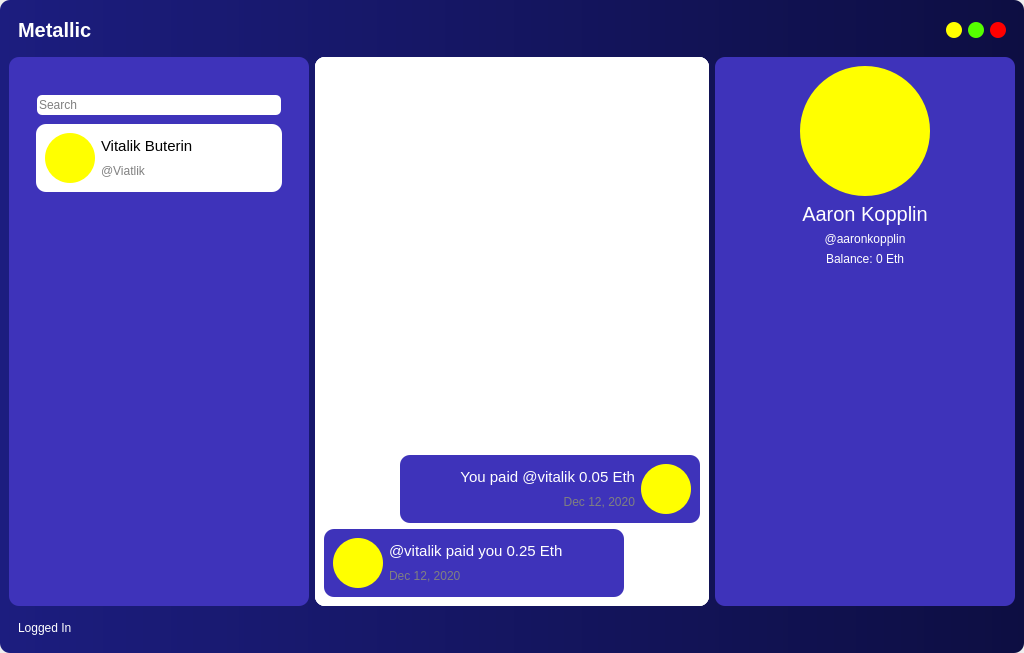
First picture: the form in gui.ui, repository aaronkopplin/Metallic-Desktop, before the edit.
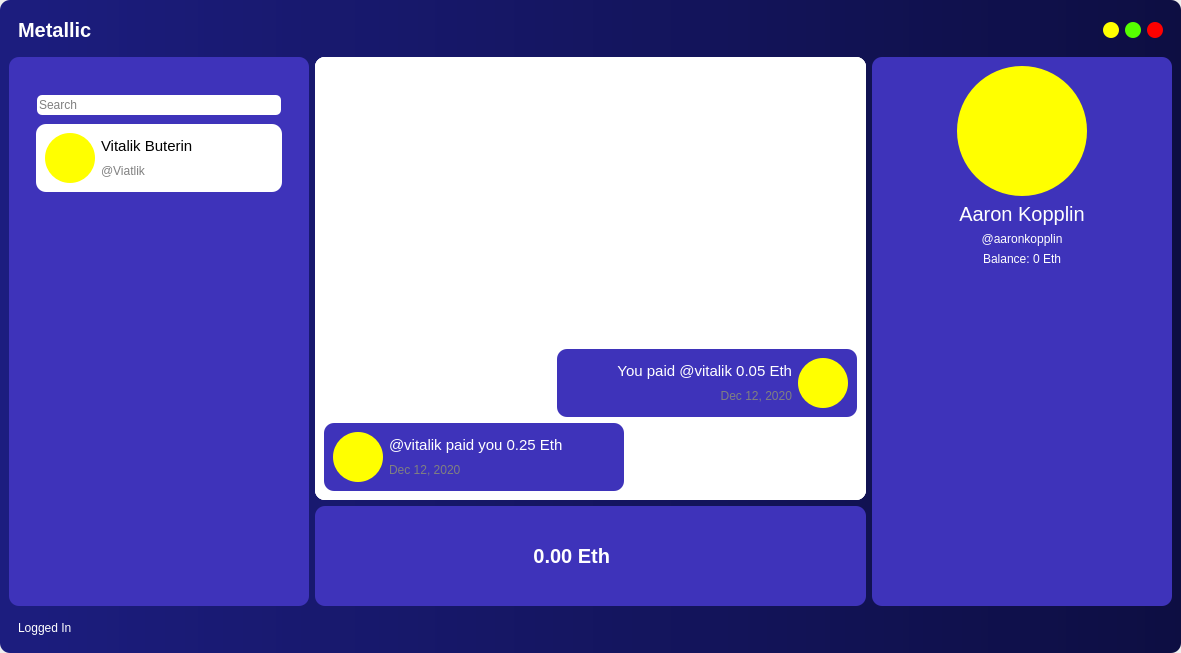
Second picture: the form after the edit. Icons and pictures are not drawn.

Commit message: adding payment window

Diff of the .ui file:
```diff
--- a/gui.ui
+++ b/gui.ui
@@ -6,10 +6,16 @@
    <rect>
     <x>0</x>
     <y>0</y>
-    <width>1024</width>
+    <width>1181</width>
     <height>653</height>
    </rect>
   </property>
+  <property name="minimumSize">
+   <size>
+    <width>0</width>
+    <height>100</height>
+   </size>
+  </property>
   <property name="windowTitle">
    <string>MainWindow</string>
   </property>
@@ -330,7 +336,7 @@
                 <number>0</number>
                </property>
                <item>
-                <widget class="QPushButton" name="pushButton_2">
+                <widget class="QPushButton" name="friends_button">
                  <property name="text">
                   <string/>
                  </property>
@@ -341,7 +347,7 @@
                 </widget>
                </item>
                <item>
-                <widget class="QPushButton" name="pushButton">
+                <widget class="QPushButton" name="globe_button">
                  <property name="text">
                   <string/>
                  </property>
@@ -600,6 +606,36 @@
           </widget>
          </item>
          <item>
+          <widget class="QFrame" name="frame_3">
+           <property name="minimumSize">
+            <size>
+             <width>30</width>
+             <height>0</height>
+            </size>
+           </property>
+           <property name="styleSheet">
+            <string notr="true">border-radius: 10px;</string>
+           </property>
+           <property name="frameShape">
+            <enum>QFrame::StyledPanel</enum>
+           </property>
+           <property name="frameShadow">
+            <enum>QFrame::Raised</enum>
+           </property>
+           <layout class="QVBoxLayout" name="verticalLayout_13">
+            <property name="leftMargin">
+             <number>0</number>
+            </property>
+            <property name="topMargin">
+             <number>0</number>
+            </property>
+            <property name="rightMargin">
+             <number>0</number>
+            </property>
+            <property name="bottomMargin">
+             <number>0</number>
+            </property>
+            <item>
           <widget class="QFrame" name="frame_10">
            <property name="styleSheet">
             <string notr="true">background-color: rgb(255, 255, 255); border-radius: 10px; border: none;</string>
@@ -636,8 +672,8 @@
                 <rect>
                  <x>0</x>
                  <y>0</y>
-                 <width>392</width>
-                 <height>544</height>
+                    <width>549</width>
+                    <height>438</height>
                 </rect>
                </property>
                <layout class="QVBoxLayout" name="verticalLayout_4">
@@ -994,6 +1030,165 @@
           </widget>
          </item>
          <item>
+             <widget class="QFrame" name="frame_18">
+              <property name="minimumSize">
+               <size>
+                <width>0</width>
+                <height>100</height>
+               </size>
+              </property>
+              <property name="styleSheet">
+               <string notr="true">background-color: rgb(62, 51, 186); border-radius: 10px;</string>
+              </property>
+              <property name="frameShape">
+               <enum>QFrame::StyledPanel</enum>
+              </property>
+              <property name="frameShadow">
+               <enum>QFrame::Raised</enum>
+              </property>
+              <layout class="QHBoxLayout" name="horizontalLayout_4">
+               <property name="leftMargin">
+                <number>18</number>
+               </property>
+               <property name="topMargin">
+                <number>18</number>
+               </property>
+               <property name="rightMargin">
+                <number>18</number>
+               </property>
+               <property name="bottomMargin">
+                <number>18</number>
+               </property>
+               <item>
+                <widget class="QPushButton" name="pushButton_4">
+                 <property name="styleSheet">
+                  <string notr="true"/>
+                 </property>
+                 <property name="text">
+                  <string/>
+                 </property>
+                 <property name="icon">
+                  <iconset>
+                   <normaloff>download_icon.png</normaloff>download_icon.png</iconset>
+                 </property>
+                 <property name="iconSize">
+                  <size>
+                   <width>32</width>
+                   <height>32</height>
+                  </size>
+                 </property>
+                </widget>
+               </item>
+               <item>
+                <spacer name="horizontalSpacer_4">
+                 <property name="orientation">
+                  <enum>Qt::Horizontal</enum>
+                 </property>
+                 <property name="sizeHint" stdset="0">
+                  <size>
+                   <width>40</width>
+                   <height>20</height>
+                  </size>
+                 </property>
+                </spacer>
+               </item>
+               <item>
+                <widget class="QLabel" name="label_3">
+                 <property name="styleSheet">
+                  <string notr="true">color:white; 
+font-size: 20px; 
+font-weight: bold;
+</string>
+                 </property>
+                 <property name="text">
+                  <string>0.00 Eth</string>
+                 </property>
+                 <property name="alignment">
+                  <set>Qt::AlignRight|Qt::AlignTrailing|Qt::AlignVCenter</set>
+                 </property>
+                </widget>
+               </item>
+               <item>
+                <layout class="QVBoxLayout" name="verticalLayout_15">
+                 <property name="spacing">
+                  <number>0</number>
+                 </property>
+                 <item>
+                  <widget class="QPushButton" name="pushButton">
+                   <property name="sizePolicy">
+                    <sizepolicy hsizetype="Fixed" vsizetype="Fixed">
+                     <horstretch>0</horstretch>
+                     <verstretch>0</verstretch>
+                    </sizepolicy>
+                   </property>
+                   <property name="text">
+                    <string/>
+                   </property>
+                   <property name="icon">
+                    <iconset>
+                     <normaloff>up_arrow.png</normaloff>up_arrow.png</iconset>
+                   </property>
+                  </widget>
+                 </item>
+                 <item>
+                  <widget class="QPushButton" name="pushButton_2">
+                   <property name="sizePolicy">
+                    <sizepolicy hsizetype="Fixed" vsizetype="Fixed">
+                     <horstretch>0</horstretch>
+                     <verstretch>0</verstretch>
+                    </sizepolicy>
+                   </property>
+                   <property name="text">
+                    <string/>
+                   </property>
+                   <property name="icon">
+                    <iconset>
+                     <normaloff>down_arrow.png</normaloff>down_arrow.png</iconset>
+                   </property>
+                  </widget>
+                 </item>
+                </layout>
+               </item>
+               <item>
+                <spacer name="horizontalSpacer_5">
+                 <property name="orientation">
+                  <enum>Qt::Horizontal</enum>
+                 </property>
+                 <property name="sizeHint" stdset="0">
+                  <size>
+                   <width>40</width>
+                   <height>20</height>
+                  </size>
+                 </property>
+                </spacer>
+               </item>
+               <item>
+                <widget class="QPushButton" name="pushButton_3">
+                 <property name="styleSheet">
+                  <string notr="true"/>
+                 </property>
+                 <property name="text">
+                  <string/>
+                 </property>
+                 <property name="icon">
+                  <iconset>
+                   <normaloff>paper_plane_icon.png</normaloff>paper_plane_icon.png</iconset>
+                 </property>
+                 <property name="iconSize">
+                  <size>
+                   <width>32</width>
+                   <height>32</height>
+                  </size>
+                 </property>
+                </widget>
+               </item>
+              </layout>
+             </widget>
+            </item>
+           </layout>
+          </widget>
+         </item>
+         <item>
           <widget class="QFrame" name="frame_5">
            <property name="sizePolicy">
             <sizepolicy hsizetype="Minimum" vsizetype="Preferred">
@@ -1110,7 +1305,7 @@
              </widget>
             </item>
             <item>
-             <widget class="QLabel" name="label_3">
+             <widget class="QLabel" name="username_label">
               <property name="styleSheet">
                <string notr="true">color: white;</string>
               </property>
```
Left out of the diff: 8 changed lines with no effect on the pictures. Lines whose indentation alone changed are shown as unchanged. The commit also changes 6 other files.
